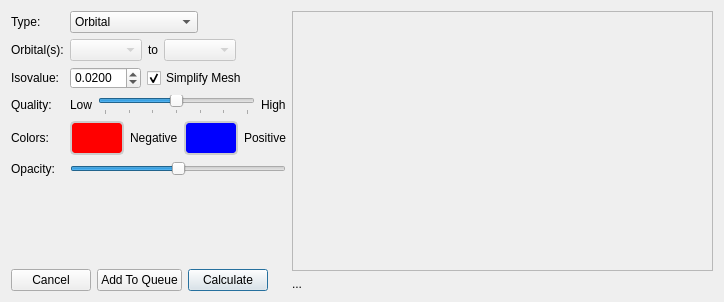
The window that src/Configurator/OrbitalsConfigurator.ui (nutjunkie/IQmol) describes before a commit, drawn with Qt 5.
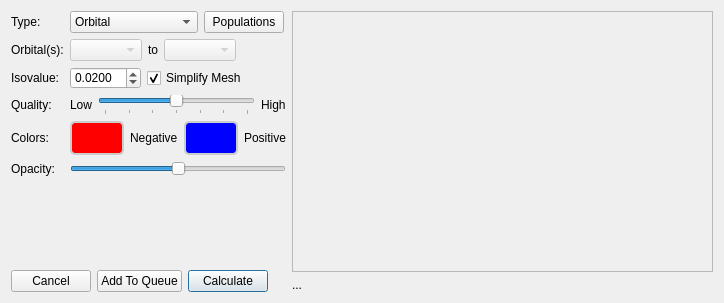
The same window after the commit.

Patch:
```diff
--- a/src/Configurator/OrbitalsConfigurator.ui
+++ b/src/Configurator/OrbitalsConfigurator.ui
@@ -7,7 +7,7 @@
     <x>0</x>
     <y>0</y>
     <width>724</width>
-    <height>302</height>
+    <height>303</height>
    </rect>
   </property>
   <property name="sizePolicy">
@@ -148,6 +148,13 @@
          </item>
         </widget>
        </item>
+       <item>
+        <widget class="QPushButton" name="populationsButton">
+         <property name="text">
+          <string>Populations</string>
+         </property>
+        </widget>
+       </item>
        <item>
         <spacer name="horizontalSpacer">
          <property name="orientation">
```
